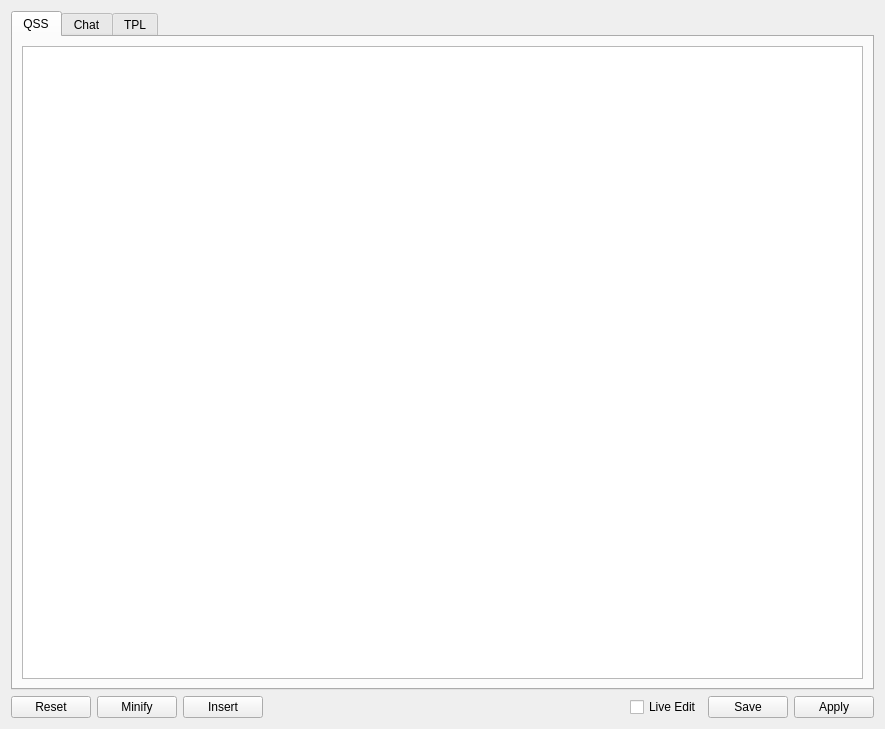
Above: scripts/devTools/editor.ui from Bluscream/pyTSon_plugins before the change. Below: the same form after it.
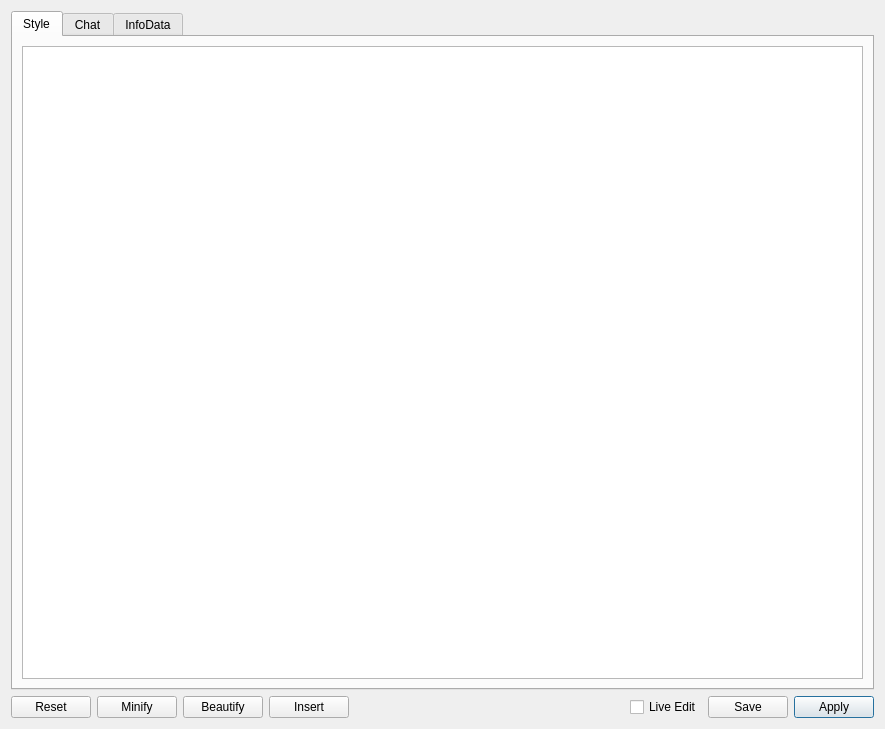
That is the form after the change. The open tabs and pages were chosen to show the change.

```diff
--- a/scripts/devTools/editor.ui
+++ b/scripts/devTools/editor.ui
@@ -25,7 +25,7 @@
      </property>
      <widget class="QWidget" name="qss">
       <attribute name="title">
-       <string>QSS</string>
+       <string>Style</string>
       </attribute>
       <layout class="QGridLayout" name="gridLayout">
        <item row="0" column="0">
@@ -52,7 +52,7 @@
      </widget>
      <widget class="QWidget" name="tpl">
       <attribute name="title">
-       <string>TPL</string>
+       <string>InfoData</string>
       </attribute>
       <layout class="QGridLayout" name="gridLayout_3">
        <item row="0" column="0">
@@ -82,6 +82,19 @@
        </property>
       </widget>
      </item>
+     <item>
+      <widget class="QPushButton" name="btn_beautify">
+       <property name="text">
+        <string>Beautify</string>
+       </property>
+       <property name="default">
+        <bool>false</bool>
+       </property>
+       <property name="flat">
+        <bool>false</bool>
+       </property>
+      </widget>
+     </item>
      <item>
       <widget class="QPushButton" name="btn_insert">
        <property name="text">
@@ -127,6 +140,9 @@
        <property name="text">
         <string>Apply</string>
        </property>
+       <property name="default">
+        <bool>true</bool>
+       </property>
       </widget>
      </item>
     </layout>
```
Left out of the diff: 2 changed lines with no effect on the pictures.
